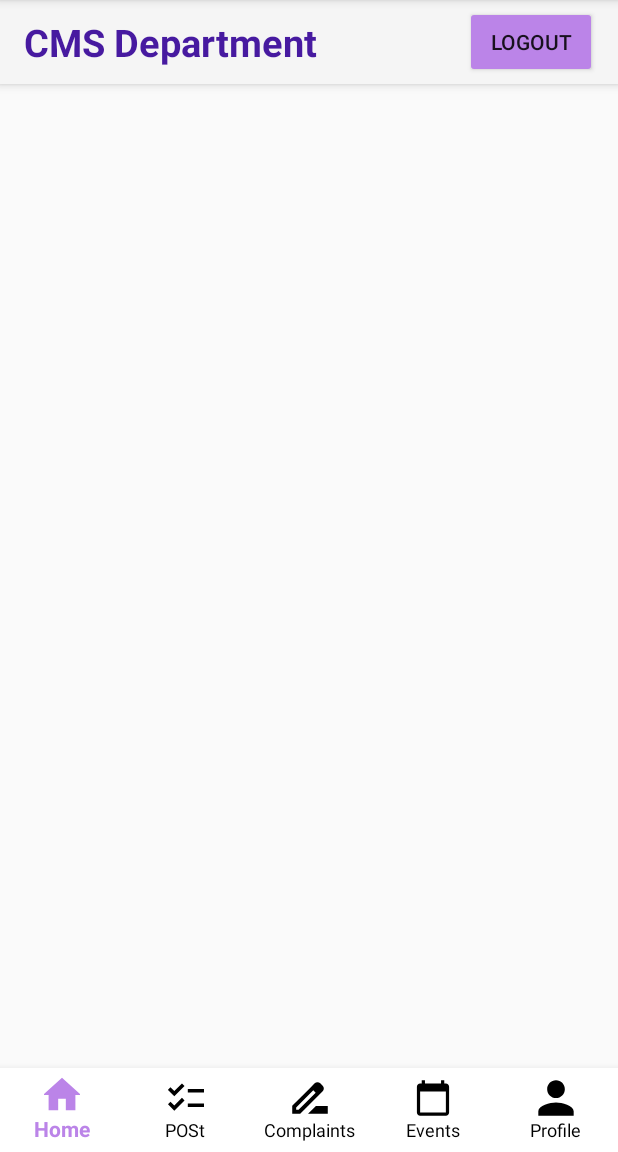
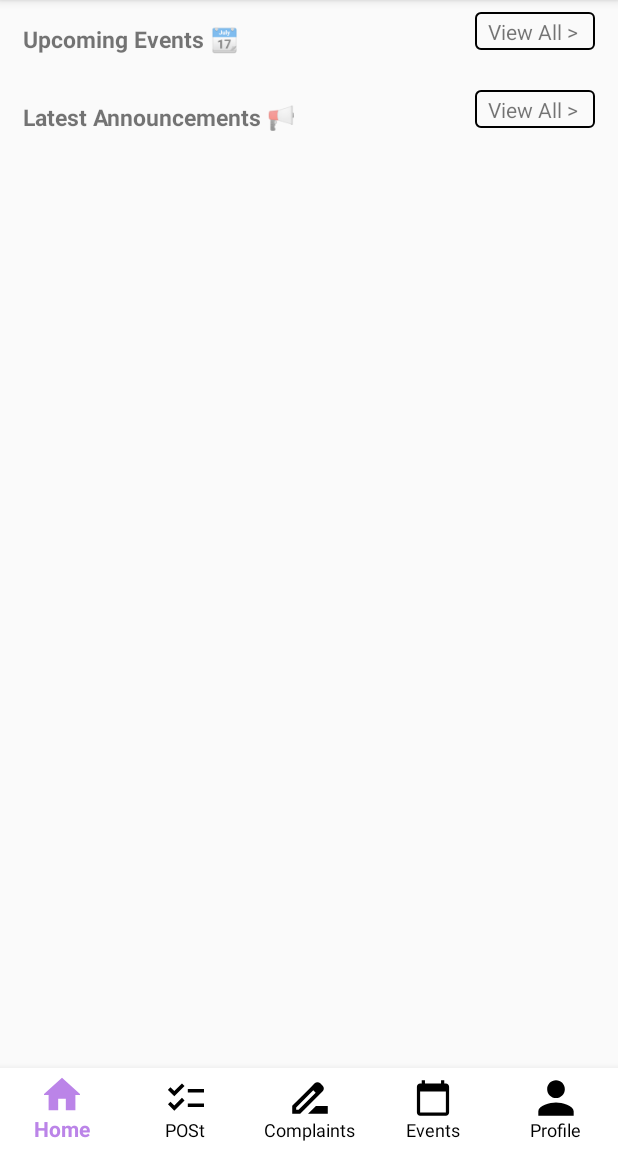
Before and after one commit to Bebsi5/CSCB07-Project, an Android app: the MainActivity screen opened directly, with no data from a screen before it, on a phone screen of 412 x 824 dp, the part 84-1236 px from its top. Run offline under Robolectric (Android 15) with nearby library versions, the light colour scheme and no system bars; our stand-ins replace Firebase (no records; nobody signed in at launch, a user with empty details on screens opened directly), navigation-ui.

Commit message:
make home page

```diff
--- a/app/src/main/java/com/example/cscb07_project/MainActivity.java
+++ b/app/src/main/java/com/example/cscb07_project/MainActivity.java
@@ -32,7 +32,6 @@ public class MainActivity extends AppCompatActivity {
     private AppBarConfiguration appBarConfiguration;
     private ActivityMainBinding binding;
     FirebaseAuth auth;
-    Button button;
     FirebaseUser user;
     BottomNavigationView bottomNavigationView;
 
@@ -46,7 +45,6 @@ public class MainActivity extends AppCompatActivity {
         binding = ActivityMainBinding.inflate(getLayoutInflater());
         setContentView(binding.getRoot());
 
-        button = findViewById(R.id.logout);
         user = auth.getCurrentUser();
 
         if(user == null){
@@ -54,16 +52,6 @@ public class MainActivity extends AppCompatActivity {
             startActivity(intent);
             finish();
         }
-
-        button.setOnClickListener(new View.OnClickListener() {
-            @Override
-            public void onClick(View view) {
-                FirebaseAuth.getInstance().signOut();
-                Intent intent = new Intent(getApplicationContext(), LoginActivity.class);
-                startActivity(intent);
-                finish();
-            }
-        });
 
 
         bottomNavigationView = findViewById(R.id.bottomNavigationView);
--- a/app/src/main/res/layout/activity_main.xml
+++ b/app/src/main/res/layout/activity_main.xml
@@ -10,52 +10,134 @@
 
 
 
-    <!-- AppBarLayout for Toolbar -->
-    <com.google.android.material.appbar.AppBarLayout
-        android:id="@+id/appBarLayout"
+
+
+    <LinearLayout
         android:layout_width="match_parent"
         android:layout_height="wrap_content"
-        android:fitsSystemWindows="true">
+        android:orientation="vertical"
+        android:gravity="center">
+
+    <RelativeLayout
+        android:layout_width="match_parent"
+        android:layout_height="wrap_content"
+        android:gravity="center">
+
+        <TextView
+            android:layout_width="wrap_content"
+            android:layout_height="wrap_content"
+            android:padding="15dp"
+            android:text="Upcoming Events 📆"
+            android:textSize="15dp"
+            android:textStyle="bold" />
 
 
-        <!-- MaterialToolbar for Toolbar -->
-        <com.google.android.material.appbar.MaterialToolbar
-            android:id="@+id/toolbar"
+        <!--
+
+
+        events view all button id: events_home_button
+
+
+        -->
+        <androidx.constraintlayout.widget.ConstraintLayout
+            android:id="@+id/events_home_button"
+            android:layout_width="wrap_content"
+            android:layout_height="wrap_content"
+            android:layout_alignParentTop="true"
+            android:layout_alignParentEnd="true"
+            android:layout_marginTop="8dp"
+            android:paddingEnd="15dp">
+
+            <TextView
+                android:layout_width="wrap_content"
+                android:layout_height="wrap_content"
+                android:gravity="center"
+                android:text="View All > "
+                app:layout_constraintBottom_toBottomOf="parent"
+                app:layout_constraintEnd_toEndOf="parent"
+                app:layout_constraintStart_toStartOf="parent"
+                app:layout_constraintTop_toTopOf="parent" />
+
+            <View
+                android:layout_width="80dp"
+                android:layout_height="25dp"
+                android:background="@drawable/view_all_box"
+                app:layout_constraintBottom_toBottomOf="parent"
+                app:layout_constraintEnd_toEndOf="parent"
+                app:layout_constraintStart_toStartOf="parent"
+                app:layout_constraintTop_toTopOf="parent" />
+        </androidx.constraintlayout.widget.ConstraintLayout>
+
+    </RelativeLayout>
+
+    <androidx.recyclerview.widget.RecyclerView
+        android:id="@+id/events_home_list"
+        android:layout_width="match_parent"
+        android:layout_height="match_parent"
+        android:orientation="horizontal" />
+
+    <LinearLayout
+        android:layout_width="match_parent"
+        android:layout_height="wrap_content"
+        android:orientation="vertical">
+
+        <RelativeLayout
             android:layout_width="match_parent"
-            android:layout_height="?attr/actionBarSize">
+            android:layout_height="wrap_content">
 
-            <RelativeLayout
-                android:layout_width="match_parent"
-                android:layout_height="match_parent">
+            <TextView
+                android:layout_width="wrap_content"
+                android:layout_height="wrap_content"
+                android:padding="15dp"
+                android:text="Latest Announcements 📢"
+                android:textSize="15dp"
+                android:textStyle="bold" />
 
-                <!-- TextView on the left -->
+            <!--
+
+
+        announcements view all button id: announcements_home_button
+
+
+        -->
+            <androidx.constraintlayout.widget.ConstraintLayout
+                android:id="@+id/announcements_home_button"
+                android:layout_width="wrap_content"
+                android:layout_height="wrap_content"
+                android:layout_alignParentTop="true"
+                android:layout_alignParentEnd="true"
+                android:paddingEnd="15dp"
+                android:layout_marginTop="8dp">
+
                 <TextView
                     android:layout_width="wrap_content"
-                    android:layout_height="match_parent"
-                    android:text="CMS Department"
-                    android:textSize="25dp"
-                    android:textStyle="bold"
+                    android:layout_height="wrap_content"
+                    android:text="View All > "
                     android:gravity="center"
-                    android:textColor="#471AA0"
-                    android:layout_alignParentStart="true"
-                    android:layout_centerVertical="true" />
+                    app:layout_constraintStart_toStartOf="parent"
+                    app:layout_constraintEnd_toEndOf="parent"
+                    app:layout_constraintTop_toTopOf="parent"
+                    app:layout_constraintBottom_toBottomOf="parent"/>
 
-                <!-- Logout Button on the right -->
-                <Button
-                    android:id="@+id/logout"
-                    android:layout_width="wrap_content"
-                    android:layout_height="wrap_content"
-                    android:layout_alignParentEnd="true"
-                    android:layout_centerVertical="true"
-                    android:layout_marginEnd="14dp"
-                    android:gravity="center"
-                    app:backgroundTint="#BB84E8"
-                    android:text="@string/logout" />
-            </RelativeLayout>
+                <View
+                    android:layout_width="80dp"
+                    android:layout_height="25dp"
+                    android:background="@drawable/view_all_box"
+                    app:layout_constraintStart_toStartOf="parent"
+                    app:layout_constraintEnd_toEndOf="parent"
+                    app:layout_constraintTop_toTopOf="parent"
+                    app:layout_constraintBottom_toBottomOf="parent"/>
+            </androidx.constraintlayout.widget.ConstraintLayout>
 
-        </com.google.android.material.appbar.MaterialToolbar>
+        </RelativeLayout>
 
-    </com.google.android.material.appbar.AppBarLayout>
+        <androidx.recyclerview.widget.RecyclerView
+            android:id="@+id/announcements_home_list"
+            android:layout_width="match_parent"
+            android:layout_height="match_parent"
+            android:orientation="vertical" />
+    </LinearLayout>
+    </LinearLayout>
 
     <!-- FrameLayout for Fragments -->
     <FrameLayout
--- a/app/src/main/res/layout/activity_profile.xml
+++ b/app/src/main/res/layout/activity_profile.xml
@@ -34,7 +34,7 @@
                     android:layout_alignParentStart="true"
                     android:layout_marginStart="6dp"
                     android:gravity="center"
-                    android:text="CMS Department"
+                    android:text="Profile"
                     android:textColor="#471AA0"
                     android:textSize="25dp"
                     android:textStyle="bold" />
```
Also changed, not shown: 1 other file.
